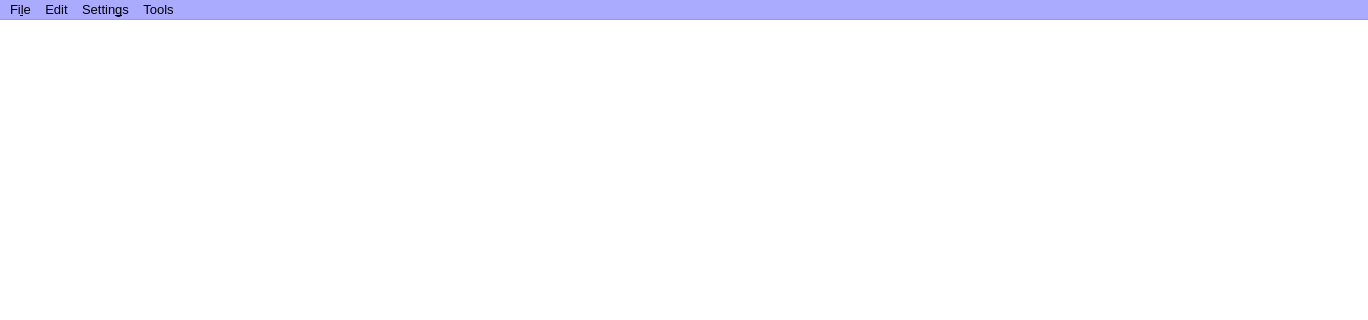
Above: PRAGA/mainwindow.ui from gaowudao/CRITERIA3D before the change; both pictures show x 0 to 1368 and y 0 to 320 of the 1368 by 768 pixel window. Below: the same form after it.
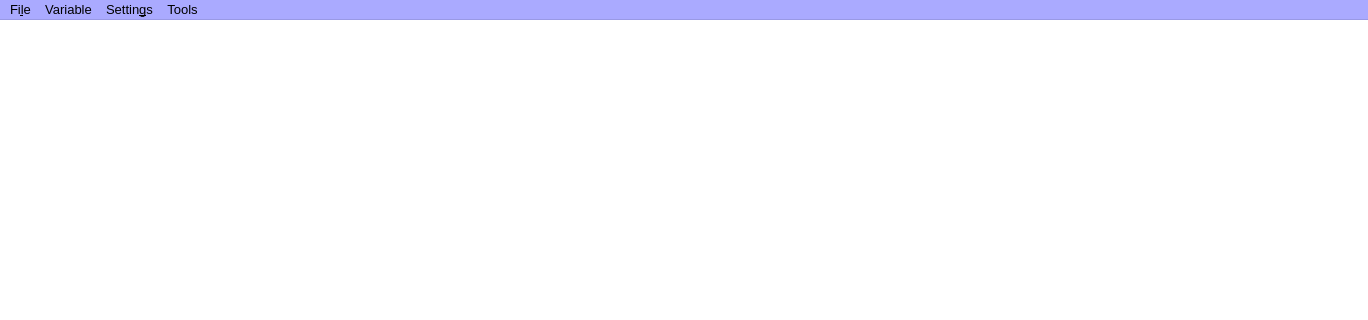
That is the form after the change.

Commit message: choose variable

```diff
--- a/PRAGA/mainwindow.ui
+++ b/PRAGA/mainwindow.ui
@@ -969,7 +969,7 @@
      <x>0</x>
      <y>0</y>
      <width>1368</width>
-     <height>30</height>
+     <height>26</height>
     </rect>
    </property>
    <property name="palette">
@@ -1410,7 +1410,7 @@
    </widget>
    <widget class="QMenu" name="menuMap_server">
     <property name="title">
-     <string>Edit</string>
+     <string>Variable</string>
     </property>
    </widget>
    <widget class="QMenu" name="menuGIS_settings">
```
Left out of the diff: 25 changed lines with no effect on the pictures. The commit also changes 5 other files.
